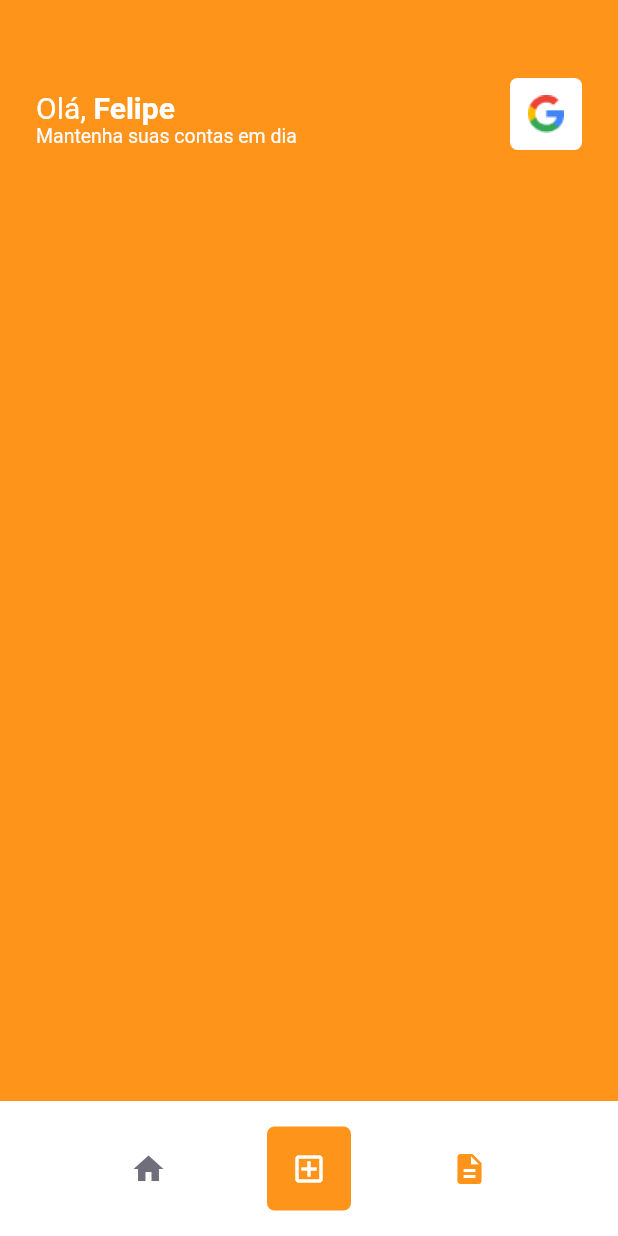
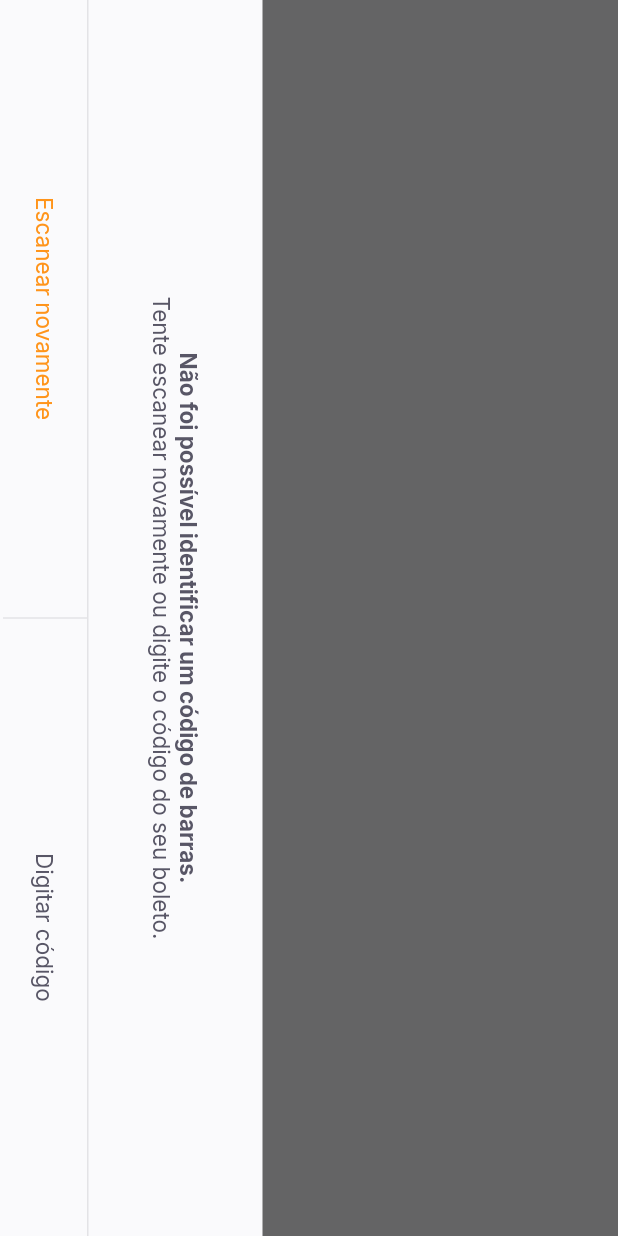
Before and after one commit to Felipe1209/payflow, a Flutter app: the HomePage screen opened by its route, after a tap on the "add box" icon, on a phone screen of 412 x 824 dp. Run offline on Flutter 3.47's test engine with Material 2 defaults, Android fonts, the phone set to English and light mode, and no system bars; our stand-ins replace firebase_core, google_fonts, google_sign_in, shared_preferences; accounts and stored records are empty.

Commit message:
If applied, this commit will: - Create the Barcode Scanner Page layout

```diff
--- a/lib/core/app_widget.dart
+++ b/lib/core/app_widget.dart
@@ -1,5 +1,6 @@
 import 'package:flutter/material.dart';
 import 'package:payflow/core/core.dart';
+import 'package:payflow/modules/barcode_scanner/barcode_scanner_page.dart';
 import 'package:payflow/modules/home/home_page.dart';
 import 'package:payflow/modules/login/login_page.dart';
 import 'package:payflow/modules/splash/splash_page.dart';
@@ -17,6 +18,7 @@ class _AppWidgetState extends State<AppWidget> {
     return MaterialApp(
       debugShowCheckedModeBanner: false,
       theme: ThemeData(
+        primarySwatch: Colors.orange,
         primaryColor: AppColors.primary,
         scaffoldBackgroundColor: AppColors.background,
       ),
@@ -24,7 +26,8 @@ class _AppWidgetState extends State<AppWidget> {
       routes: {
         '/splash' : (context) => SplashPage(),
         '/login' : (context) => LoginPage(),
-        '/home' : (context) => HomePage()
+        '/home' : (context) => HomePage(),
+        '/barcode' : (context) => BarcodeScannerPage()
       }
     );
   }
--- /dev/null
+++ b/lib/modules/barcode_scanner/barcode_scanner_page.dart
@@ -0,0 +1,60 @@
+import 'package:flutter/material.dart';
+import 'package:payflow/modules/shared/widgets/bottom_sheet/bottom_sheet_widget.dart';
+
+class BarcodeScannerPage extends StatefulWidget {
+  const BarcodeScannerPage({Key? key}) : super(key: key);
+
+  @override
+  _BarcodeScannerPageState createState() => _BarcodeScannerPageState();
+}
+
+class _BarcodeScannerPageState extends State<BarcodeScannerPage> {
+  @override
+  Widget build(BuildContext context) {
+    return BottomSheetWidget(
+      primaryLabel: 'Escanear novamente',
+      primaryOnPressed: (){},
+      secondaryLabel: 'Digitar código',
+      secondaryOnPressed: (){},
+      title: 'Não foi possível identificar um código de barras.',
+      subtitle: 'Tente escanear novamente ou digite o código do seu boleto.'
+    );
+
+    /*return SafeArea(
+      child: RotatedBox(
+        quarterTurns: 1,
+        child: Scaffold(
+          appBar: AppBar(
+            backgroundColor: Colors.black,
+            leading: BackButton(color: AppColors.background),
+            title: Text('Escaneie o código de barras do boleto', style: AppTextStyles.buttonBackground),
+          ),
+
+          body: Column(children: [
+            Expanded(child: Container(
+              color: Colors.black,
+            )),
+
+            Expanded(
+              flex: 2,
+              child: Container(
+              color: Colors.transparent,
+            )),
+
+            Expanded(child: Container(
+              color: Colors.black.withOpacity(0.6),
+            ))
+          ]),
+
+          bottomNavigationBar: SetLabelButtons(
+              primaryLabel: 'Inserir código do boleto',
+              primaryOnPressed: (){},
+              secondaryLabel: 'Adicionar da galeria',
+              secondaryOnPressed: (){}
+          ),
+
+        ),
+      ),
+    );*/
+  }
+}
--- a/lib/modules/home/home_page.dart
+++ b/lib/modules/home/home_page.dart
@@ -45,7 +45,9 @@ class _HomePageState extends State<HomePage> {
                     ),
                     child: Icon(Icons.add_box_outlined, color: Colors.white),
                   ),
-                  onTap: (){}
+                  onTap: (){
+                    Navigator.pushNamed(context, '/barcode');
+                  }
               ),
               IconButton(icon: Icon(Icons.description, color: AppColors.primary), onPressed: (){
                 controller.setPage(1);
--- /dev/null
+++ b/lib/modules/shared/widgets/bottom_sheet/bottom_sheet_widget.dart
@@ -0,0 +1,65 @@
+import 'package:flutter/material.dart';
+import 'package:payflow/core/core.dart';
+import 'package:payflow/modules/shared/widgets/set_label_buttons/set_label_buttons.dart';
+
+class BottomSheetWidget extends StatelessWidget {
+  final String primaryLabel;
+  final VoidCallback primaryOnPressed;
+  final String secondaryLabel;
+  final VoidCallback secondaryOnPressed;
+  final String title;
+  final String subtitle;
+
+  const BottomSheetWidget({
+    Key? key,
+    required this.primaryLabel,
+    required this.primaryOnPressed,
+    required this.secondaryLabel,
+    required this.secondaryOnPressed,
+    required this.title,
+    required this.subtitle
+  }) : super(key: key);
+
+  @override
+  Widget build(BuildContext context) {
+    return SafeArea(
+      child: RotatedBox(
+        quarterTurns: 1,
+        child: Material(
+          child: Container(
+            color: AppColors.shape,
+            child: Column(
+              children: [
+                Expanded(child: Container(
+                    color: Colors.black.withOpacity(0.6))),
+                Column(children: [
+                  Padding(
+                    padding: const EdgeInsets.all(40),
+                    child: Text.rich(TextSpan(
+                      text: title, style: AppTextStyles.buttonBoldHeading,
+                      children: [
+                        TextSpan(
+                          text: '\n$subtitle',
+                          style: AppTextStyles.buttonHeading
+                        ),
+                      ]),
+                      textAlign: TextAlign.center,
+                    ),
+                  ),
+                  Container(height: 1, color: AppColors.stroke),
+                  SetLabelButtons(
+                    enablePrimaryColor: true,
+                    primaryLabel: primaryLabel,
+                    primaryOnPressed: primaryOnPressed,
+                    secondaryLabel: secondaryLabel,
+                    secondaryOnPressed: secondaryOnPressed),
+                  SizedBox(height: 2)
+                ]),
+              ],
+            ),
+          ),
+        ),
+      ),
+    );
+  }
+}
--- /dev/null
+++ b/lib/modules/shared/widgets/divider/divider_widget.dart
@@ -0,0 +1,15 @@
+import 'package:flutter/material.dart';
+import 'package:payflow/core/core.dart';
+
+class DividerWidget extends StatelessWidget {
+  const DividerWidget({Key? key}) : super(key: key);
+
+  @override
+  Widget build(BuildContext context) {
+    return Container(
+      height: double.maxFinite,
+      width: 1,
+      color: AppColors.stroke,
+    );
+  }
+}
--- /dev/null
+++ b/lib/modules/shared/widgets/label_button/label_button.dart
@@ -0,0 +1,26 @@
+import 'package:flutter/material.dart';
+import 'package:payflow/core/core.dart';
+
+class LabelButton extends StatelessWidget {
+  final String label;
+  final VoidCallback onPressed;
+  final TextStyle? style;
+
+  const LabelButton({
+    Key? key,
+    required this.label,
+    required this.onPressed,
+    this.style
+  }) : super(key: key);
+
+  @override
+  Widget build(BuildContext context) {
+    return Container(
+      height: 56,
+      child: TextButton(
+        onPressed: onPressed,
+        child: Text(label, style: style ?? AppTextStyles.buttonHeading)
+      ),
+    );
+  }
+}
--- /dev/null
+++ b/lib/modules/shared/widgets/set_label_buttons/set_label_buttons.dart
@@ -0,0 +1,40 @@
+import 'package:flutter/material.dart';
+import 'package:payflow/core/core.dart';
+import 'package:payflow/modules/shared/widgets/divider/divider_widget.dart';
+import 'package:payflow/modules/shared/widgets/label_button/label_button.dart';
+
+class SetLabelButtons extends StatelessWidget {
+  final String primaryLabel;
+  final VoidCallback primaryOnPressed;
+  final String secondaryLabel;
+  final VoidCallback secondaryOnPressed;
+  final bool enablePrimaryColor;
+
+
+  const SetLabelButtons({
+    Key? key,
+    required this.primaryLabel,
+    required this.primaryOnPressed,
+    required this.secondaryLabel,
+    required this.secondaryOnPressed,
+    this.enablePrimaryColor = false
+  }) : super(key: key);
+
+  @override
+  Widget build(BuildContext context) {
+    return Container(
+      height: 56,
+      child: Row(
+        children: [
+          Expanded(child: LabelButton(
+            label: primaryLabel,
+            onPressed: primaryOnPressed,
+            style: enablePrimaryColor ? AppTextStyles.buttonPrimary : null
+          )),
+          DividerWidget(),
+          Expanded(child: LabelButton(label: secondaryLabel, onPressed: secondaryOnPressed))
+        ],
+      ),
+    );
+  }
+}
--- a/pubspec.yaml
+++ b/pubspec.yaml
@@ -32,6 +32,9 @@ dependencies:
   firebase_core: ^1.4.0
   google_sign_in: ^5.0.4
   shared_preferences: ^2.0.6
+  google_ml_kit: ^0.6.0
+  camera: ^0.8.1+5
+  image_picker: ^0.8.2
 
 
 dev_dependencies:
```
Also changed, not shown: pubspec.lock.
